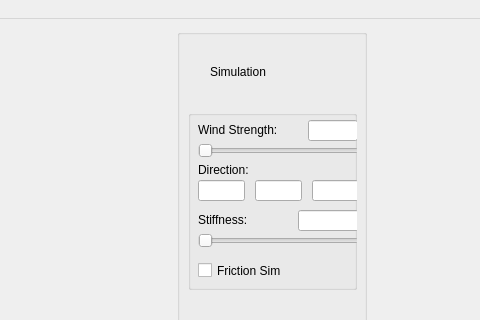
This is src/mainwindow.ui in mravella/hair as Qt 5 draws it before an edit; both pictures show x 275 to 755 and y 0 to 320 of the 900 by 722 pixel window. The edited form follows.
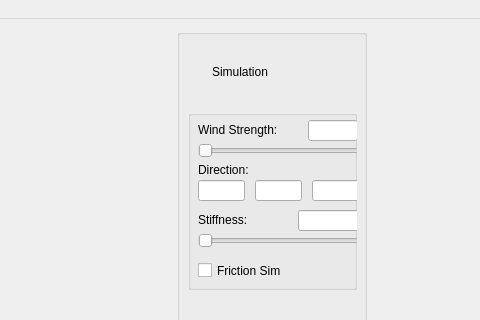
This is the edited form. Icons and pictures are not drawn.

The edit to the form file:
```diff
--- a/src/mainwindow.ui
+++ b/src/mainwindow.ui
@@ -68,7 +68,7 @@
        <widget class="QPushButton" name="showHideGroupSim">
         <property name="maximumSize">
          <size>
-          <width>100</width>
+          <width>104</width>
           <height>30</height>
          </size>
         </property>
```
